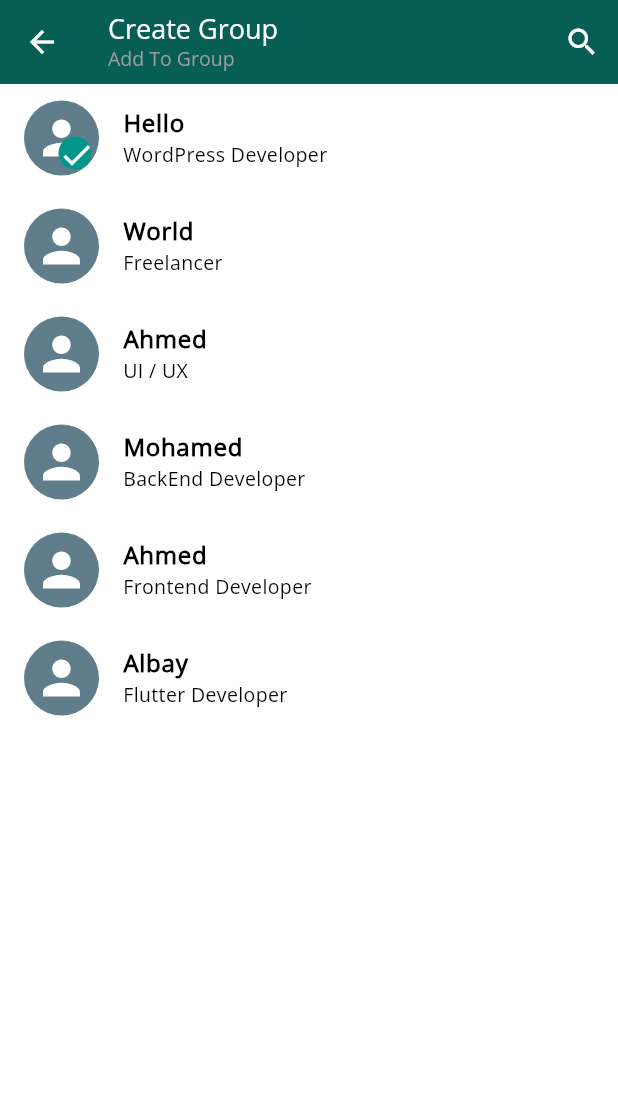
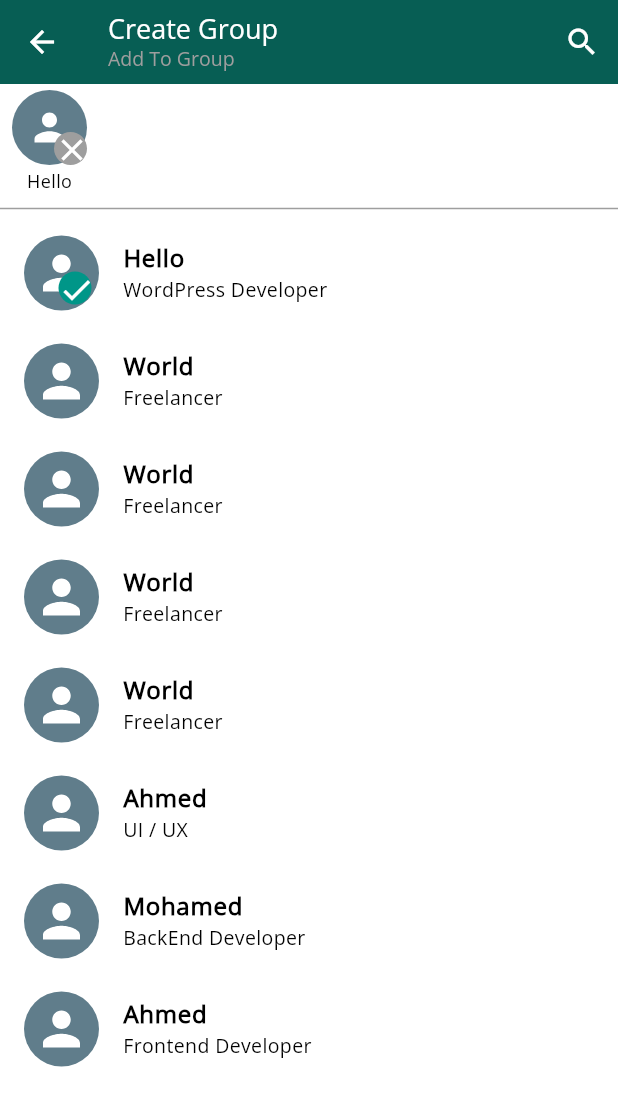
Before and after one commit to AhmedAlbay/whatsappclone, a Flutter app: the CreateGroup screen opened directly, after a tap on "Hello", on a phone screen of 412 x 824 dp. Shown: the top 1106 px of the screen. Run offline on Flutter 3.47's test engine with Material 3 defaults, Android fonts, the phone set to English and light mode, and no system bars; our stand-ins replace emoji_picker_flutter, flutter_svg; missing offline and left inert: dart:ffi.

Commit message:
make  avatercard add and remove in creategroups screen

```diff
--- a/lib/Screens/create_groups.dart
+++ b/lib/Screens/create_groups.dart
@@ -1,4 +1,5 @@
 import 'package:flutter/material.dart';
+import 'package:whatsappclone/customCard/avtar_card.dart';
 import 'package:whatsappclone/customCard/contact_card.dart';
 import '../model/chat_model.dart';
 
@@ -10,7 +11,7 @@ class CreateGroup extends StatefulWidget {
 }
 
 class _CreateGroupState extends State<CreateGroup> {
-  List<ChatModel>  chatModel = [
+  List<ChatModel> chatModel = [
     ChatModel(
       name: "Hello",
       icon: "groups.svg",
@@ -18,6 +19,30 @@ class _CreateGroupState extends State<CreateGroup> {
       currentMessage: "This is Group",
       time: "10:09",
       status: "WordPress Developer",
+    ),
+    ChatModel(
+      name: "World",
+      icon: "person.svg",
+      isGroup: false,
+      currentMessage: "This is person",
+      time: "9:09",
+      status: "Freelancer",
+    ),
+    ChatModel(
+      name: "World",
+      icon: "person.svg",
+      isGroup: false,
+      currentMessage: "This is person",
+      time: "9:09",
+      status: "Freelancer",
+    ),
+    ChatModel(
+      name: "World",
+      icon: "person.svg",
+      isGroup: false,
+      currentMessage: "This is person",
+      time: "9:09",
+      status: "Freelancer",
     ),
     ChatModel(
       name: "World",
@@ -60,7 +85,7 @@ class _CreateGroupState extends State<CreateGroup> {
       status: "Flutter Developer",
     ),
   ];
-List <ChatModel>groups =[];
+  List<ChatModel> groups = [];
   @override
   Widget build(BuildContext context) {
     return Scaffold(
@@ -85,24 +110,67 @@ List <ChatModel>groups =[];
           ),
         ],
       ),
-      body: ListView.builder(
+      body: Stack(
+        children: [
+          ListView.builder(
             itemCount: chatModel.length,
             itemBuilder: (context, index) {
+              if (index == 0) {
+                return Container(
+                  height: groups.length> 0? 90 : 10,
+                );
+              }
               return InkWell(
                 onTap: () {
                   setState(() {
-                if (chatModel[index].isSelected == false) {
-                  chatModel[index].isSelected = true;
+                    if (chatModel[index - 1].isSelected == false) {
+                      chatModel[index - 1].isSelected = true;
                       groups.add(chatModel[index]);
                     } else {
-                  chatModel[index].isSelected = false;
+                      chatModel[index - 1].isSelected = false;
                       groups.remove(chatModel[index]);
                     }
                   });
                 },
-            child: ContactCard(contact: chatModel[index]),
+                child: ContactCard(contact: chatModel[index - 1]),
               );
             },
-      ),);
+          ),
+          groups.length > 0
+              ? Column(
+                  children: [
+                    Container(
+                      height: 75,
+                      color: Colors.white,
+                      child: ListView.builder(
+                          scrollDirection: Axis.horizontal,
+                          itemCount: chatModel.length,
+                          itemBuilder: (context, index) {
+                            if (chatModel[index].isSelected == true) {
+                              return InkWell(
+                                  onTap: () {
+                                    setState(() {
+                                      groups.remove(chatModel[index]);
+                                      chatModel[index].isSelected = false;
+                                    });
+                                  },
+                                  child: AvtarCard(
+                                    chatModel: chatModel[index],
+                                  ));
+                            } else {
+                              return Container();
+                            }
+                          }),
+                    ),
+                    const Divider(
+                      thickness: 1,
+                      color: Colors.grey,
+                    )
+                  ],
+                )
+              : Container(),
+        ],
+      ),
+    );
   }
 }
--- /dev/null
+++ b/lib/customCard/avtar_card.dart
@@ -0,0 +1,48 @@
+import 'package:flutter/material.dart';
+import 'package:flutter_svg/flutter_svg.dart';
+import 'package:whatsappclone/model/chat_model.dart';
+
+class AvtarCard extends StatelessWidget {
+  const AvtarCard({super.key, required this.chatModel});
+ final ChatModel chatModel;
+  @override
+  Widget build(BuildContext context) {
+    return  Padding(
+      padding: const EdgeInsets.symmetric(horizontal: 8 ,vertical: 2),
+      child: Column(
+
+        mainAxisAlignment: MainAxisAlignment.end,
+        children: [
+
+
+       Stack(
+            children: [
+              CircleAvatar(
+                radius: 25,
+                child: SvgPicture.asset(
+                  "assets/images/person.svg",
+                  height: 30,
+                  width: 30,
+                  color: Colors.white,
+                ),
+                backgroundColor: Colors.blueGrey,
+              ),
+            Positioned(
+                right: 0,
+                bottom: 0,
+                child: CircleAvatar(
+                    radius: 11,
+                    backgroundColor: Colors.grey,
+                    child: Icon(
+                      Icons.clear,
+                      color: Colors.white,
+                    )),
+              ) ,
+            ],
+          ),
+       SizedBox(height: 2,),
+        Text(chatModel.name ??'' ,style: TextStyle(fontSize: 12),)],
+      ),
+    );
+  }
+}
```
Lines whose indentation alone changed are shown as unchanged.
